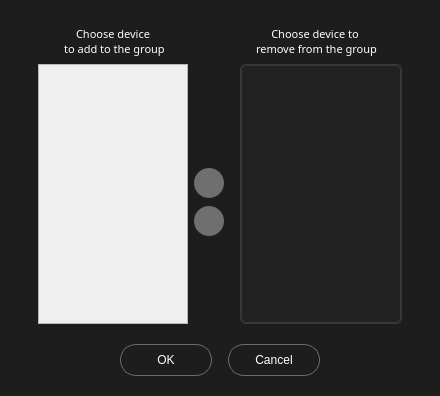
Above: multibench/widgets/groupmanager.ui from IlyaZh/Maiman-MCBS before the change. Below: the same form after it.
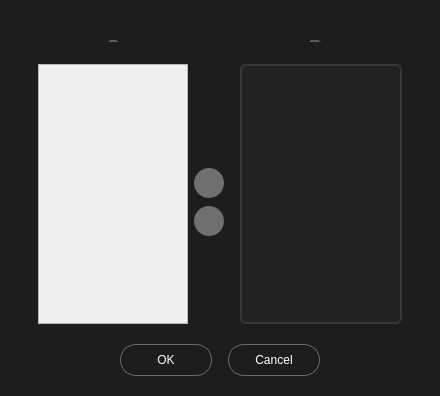
That is the form after the change. Icons and pictures are not drawn.

The edit to the form file:
```diff
--- a/multibench/widgets/groupmanager.ui
+++ b/multibench/widgets/groupmanager.ui
@@ -85,7 +85,10 @@
        <property name="font">
         <font>
          <family>Poppins</family>
-         <pointsize>8</pointsize>
+         <pointsize>-1</pointsize>
+         <weight>50</weight>
+         <italic>false</italic>
+         <bold>false</bold>
         </font>
        </property>
        <property name="styleSheet">
@@ -354,7 +357,10 @@
        <property name="font">
         <font>
          <family>Poppins</family>
-         <pointsize>8</pointsize>
+         <pointsize>-1</pointsize>
+         <weight>50</weight>
+         <italic>false</italic>
+         <bold>false</bold>
         </font>
        </property>
        <property name="styleSheet">
```
Left out of the diff: 8 changed lines with no effect on the pictures.
